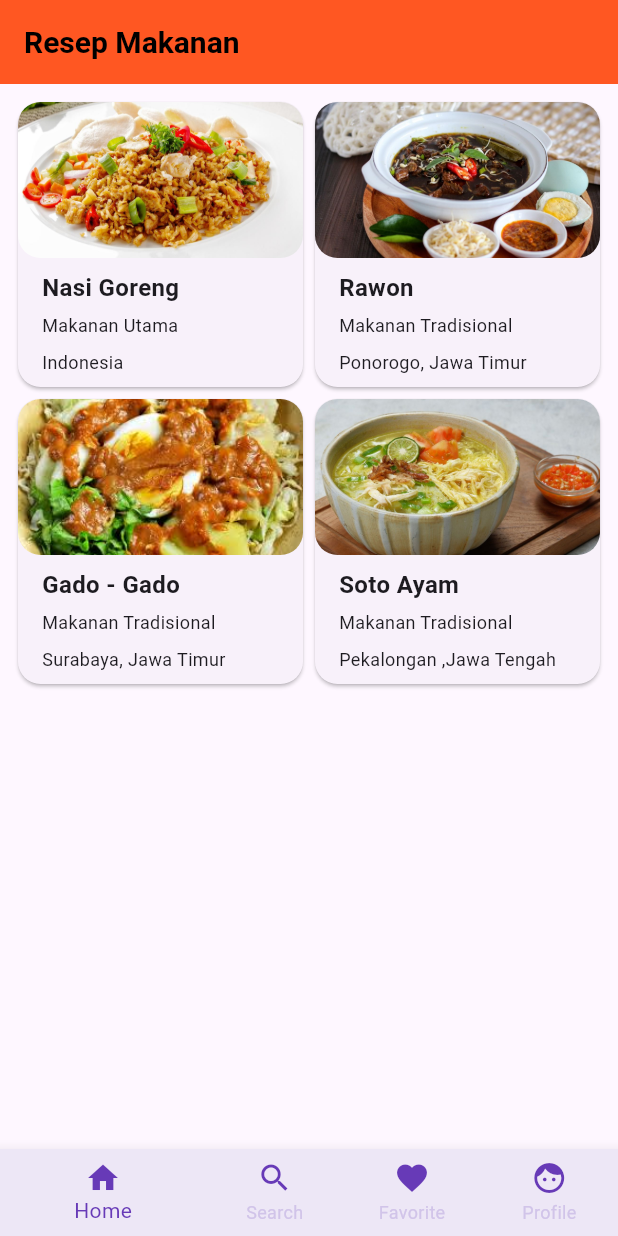
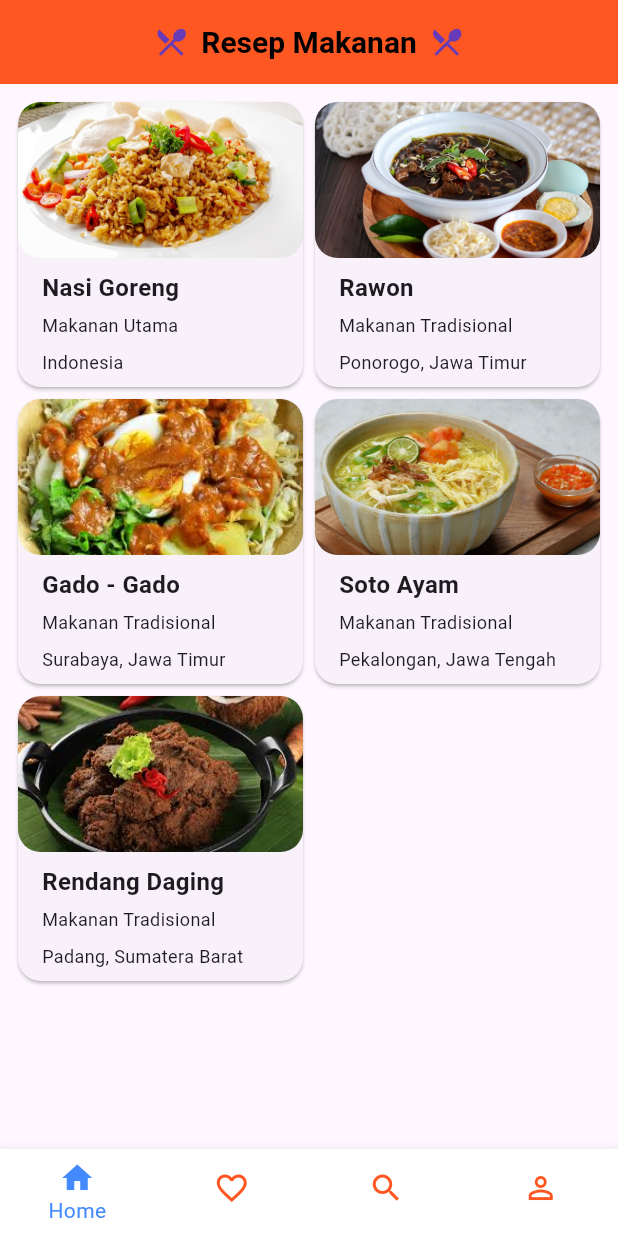
Before and after one commit to mangjaki/resep_makanan_k6, a Flutter app: the screen it shows after launch, on a phone screen of 412 x 824 dp. Run offline on Flutter 3.47's test engine with Material 3 defaults, Android fonts, the phone set to English and light mode, and no system bars.

Commit message:
update main, home screen dan data
menambahkan makanan dan setting sedikit pada main dan home screen

```diff
--- a/resep_makanan/lib/data/makanan_data.dart
+++ b/resep_makanan/lib/data/makanan_data.dart
@@ -39,10 +39,10 @@ var makananList = [
           '10. Aduk-aduk hingga rata lalu angkat',
       imageAsset: 'images/nasigoreng.jpg',
       imageUrls: [
-        'https://cdn.rri.co.id/berita/Cirebon/o/1719201132146-ILUSTRASI_NASGOR/8w83zosucbx67ts.jpeg',
-        'https://i.ytimg.com/vi/HWYhoO8PCNQ/maxresdefault.jpg',
-        'https://cdn.idntimes.com/content-images/community/2022/07/fromandroid-4752b11d5e98386e9242ce8e2798dcd3_600x400.jpg',
-        'https://cdn.idntimes.com/content-images/community/2019/06/43913432-181263936115512-8488123280550676639-n-411471de1339ff50ac65be456ec74d37.jpg',
+        'https://asset.kompas.com/crops/U6YxhTLF-vrjgM8PN3RYTHlIxfM=/84x60:882x592/1200x800/data/photo/2021/11/17/61949959e07d3.jpg',
+        'https://www.masakapahariini.com/wp-content/uploads/2021/07/Nasi-Goreng-Spesial-Ayam-Kecombrang.jpg',
+        'https://manualdecocina.com/wp-content/uploads/2024/04/Nasi-Goreng-receta.jpg',
+        'https://dcostseafood.id/wp-content/uploads/2022/04/Nasi-Goreng-spesial.jpg',
       ],
     isFavorite: false,
   ),
@@ -80,10 +80,10 @@ var makananList = [
           '4. Tambahkan air asam jawa, garam, gula, dan kaldu sapi. Koreksi rasa. Masak sampai daging empuk dan rasa sudah pas. Angkat dan sajikan bersama bahan pelengkap',
       imageAsset: 'images/rawon.jpg',
       imageUrls: [
-        'https://cdn.idntimes.com/content-images/community/2022/05/fromandroid-9e9e92b57ee8fce6444c5c6e0af25e19.jpg',
-        'https://cdn.idntimes.com/content-images/community/2022/05/fromandroid-ae279a0d80b93b094e720d18409da05a_600x400.jpg',
-        'https://assets-a1.kompasiana.com/items/album/2021/06/28/rawon-kompascom-60d9194b06310e417843cb92.jpg',
-        'https://doyanayam.com/wp-content/uploads/2024/01/Screenshot_4.png',
+        'https://asset.kompas.com/crops/RAkLCVPTiwC_qhG4W4wb1dN-uX4=/0x12:983x667/1200x800/data/photo/2023/11/17/6556dc6484a92.jpg',
+        'https://lingkar.news/wp-content/uploads/2023/03/Ini-Dia-Bumbu-Rawon-Istimewa-Makanan-Tradisonal-Yang-Digemari-Turis.jpg',
+        'https://static.promediateknologi.id/crop/183x78:1207x718/750x500/webp/photo/p1/828/2024/06/20/Screen-Shot-2024-06-20-at-144237-3895537447.png',
+        'https://indonesiakaya.com/wp-content/uploads/2023/04/ra_Artboard_16.jpg',
       ],
     isFavorite: false,
   ),
@@ -92,7 +92,8 @@ var makananList = [
       asal: 'Surabaya, Jawa Timur',
       kategori: 'Makanan Tradisional',
       deskripsi: 'GADO-GADO adalah makanan tradisional asli Indonesia, dalam bahasa sunda disebut lotek. Makanan ini sendiri mirip seperti salad karena berisi beraneka sayur-sayuran rebus. Perbedaannya dengan salad adalah pada makanan ini kombinasi sayuran dan bahan-bahan rebusan lainnya disajikan dengan disiram saus kacang.',
-      bahan: 'Bahan-Bahan :'
+      bahan:
+      'Bahan-Bahan :'
           '1. 1 siung bawang putih'
           '2. 3 siung bawang merah'
           '3. 125 gr kacang tanah'
@@ -112,30 +113,101 @@ var makananList = [
           '5. Penyajian: Ambil piring, tata rapi semua bahan gado-gado. Siram dengan saus kacang dan taburi dengan bawang goreng dan beri kerupuk secukupnya.',
       imageAsset: 'images/gadogado.jpg',
       imageUrls: [
-        'https://www.masakapahariini.com/wp-content/uploads/2019/01/gado-gado-MAHI.jpg',
+        'https://asset.kompas.com/crops/YE6uk7pefV-z1Npv781Lj6HbETU=/0x0:1000x667/1200x800/data/photo/2023/07/26/64c082fa9b582.jpeg',
         'https://asset.kompas.com/crops/buZORZBtCi6wAXgjlnJODvahpLk=/0x0:1000x667/1200x800/data/photo/2022/05/14/627f4186cff14.jpg',
-        'https://asset-a.grid.id/crop/0x0:0x0/x/photo/2019/08/29/1093597743.jpg',
+        'https://lingkar.news/wp-content/uploads/2023/04/Resep-Gado-Gado-Betawi-Hidangan-Buka-Puasa-Bergizi-dan-Nikmat.jpg',
         'https://static.wixstatic.com/media/ecef2e_79c86cb5d5ac444b8a6761e1fc245646~mv2.jpg/v1/fill/w_568,h_378,al_c,q_80,usm_0.66_1.00_0.01,enc_auto/ecef2e_79c86cb5d5ac444b8a6761e1fc245646~mv2.jpg',
       ],
     isFavorite: false,
   ),
   Makanan(
       nama: 'Soto Ayam',
-      asal: 'Pekalongan ,Jawa Tengah',
+      asal: 'Pekalongan, Jawa Tengah',
       kategori: 'Makanan Tradisional',
       deskripsi: 'Soto merupakan salah satu jenis makanan khas Indonesia yang sangat populer di kalangan masyarakat. Makanan ini terkenal dengan kuahnya yang kaya rempah dan bumbu, serta daging yang lembut dan gurih.',
       bahan:
-      'Bahan-Bahan :',
+      'Bahan-Bahan :'
+          '1. 500 gram ayam'
+          '2. 250 gram ceker'
+          '3. 3 lembar daun salam'
+          '4. 3 lembar daun jeruk'
+          '5. 2 batang serai (geprek)'
+          '6. 1 buah tomat (potong sedang)'
+          '7. 2 ons daun bawang + seledri (potong 1/2 cm)'
+          '8. 6 cm lengkuas (geprek)'
+          '9. 2 liter air'
+          '10. 5 sdm minyak (untuk menumis bumbu)'
+          '11. secukupnya Garam'
+          '12. secukupnya Gula'
+          '13. secukupnya Penyedap rasa'
+          'Bumbu Halus :'
+          '1. 6 siung bawang merah'
+          '2. 4 siung bawang putih'
+          '3. 4 buah kemiri'
+          '4. 1/4 sdt merica bubuk'
+          '5. 5 cm kunyit'
+          '6. 4 cm jahe',
       cara:
-      'Cara Membuat :',
+      'Cara Membuat :'
+          '1. Rebus 1 liter air masukkan ayam dan ceker kurang lebih 10mnt, sisihkan air nya untuk kuah soto'
+          '2. Haluskan bumbu tambahkan serai geprek daun jeruk dan lengkuas geprek'
+          '3. Panaskan minyak, tumis bumbu sampai harum, matikan api'
+          '4. Iris2 tomat dan juga daun bawang sledri sisihkan'
+          '5. Siapkan panci, panaskan 1 liter air dan tambahkan air rebusan ayam tadi masukkan ceker, tuang bumbu yang sudah di tumis ke dalam panci, tambahkan daun salam, gula, garam dan penyedap rasa, tunggu hingga mendidih, masukkan daun bawang dan tomat, koreksi rasa, setelah pas, matikan api, beri bawang goreng'
+          '6. Masukkan ayam yang di rebus tadi ke dalam air garam, goreng sampai kecoklatan, suwir(iris2), siapkan taoge jeruk nipis bawang goreng (bawang gorengnya g keliatan masih di toples) sambal kecapnya jangan lupa dan juga krupuk udang, racik sendiri ya sotonya'
+          '7. Selamat memasak untuk keluarga tercinta',
       imageAsset: 'images/soto.jpg',
       imageUrls: [
         'https://asset.kompas.com/crops/aejVVPsdwoduxukD323R3zPqeQQ=/85x119:884x652/1200x800/data/photo/2023/09/01/64f19940639d3.jpg',
         'https://asset.kompas.com/crops/Bs4oWJdV_9BRvZn1lZQBRWwX5l0=/0x0:1000x667/1200x800/data/photo/2024/01/16/65a5db1f6671b.jpg',
         'https://asset.kompas.com/crops/yc5vBBn_kny5uxIg5QNuj7Qzx6c=/0x0:1000x667/1200x800/data/photo/2024/03/21/65fbab7732136.jpeg',
-        'https://asset-2.tstatic.net/medan/foto/bank/images/resep-soto-ayam-lamongan-dan-cara-membuatnya.jpg',
+        'https://asset.kompas.com/crops/9TkjfcRInG7sZYsqzyKU8qLlKVU=/0x1:1000x668/1200x800/data/photo/2021/09/26/614fd4f197446.jpeg',
       ],
     isFavorite: false,
   ),
-
+  Makanan(
+      nama: 'Rendang Daging',
+      asal: 'Padang, Sumatera Barat',
+      kategori: 'Makanan Tradisional',
+      deskripsi: 'Rendang adalah makanan tradisional khas Indonesia, khususnya berasal dari Minangkabau, Sumatra Barat. Rendang dikenal sebagai masakan berbahan dasar daging sapi yang dimasak dengan santan kelapa dan campuran berbagai rempah-rempah',
+      bahan:
+      'Bahan-Bahan :'
+          '1.1 kg daging sapi'
+          '2. 800 ml santan kental'
+          '3. 1 lembar daun kunyit'
+          '4. 3 lembar daun salam'
+          '5. 4 lembar daun jeruk'
+          '6. 2 batang sereh, geprek'
+          '7. 200 ml air'
+          'Bumbu :'
+          '1. 30 buah cabe rawit'
+          '2. 20 buah cabe merah keriting'
+          '3. 8 butir bawang merah'
+          '4. 3 siung bawang putih'
+          '5. 1 ruas kunyit'
+          '6. 7 buah cengkeh'
+          '7. 1 sdt jinten'
+          '8. 5 buah kapulaga'
+          '9. 1 ruas kayu manis'
+          '10. 3 butir bunga lawang'
+          '11. 2 sdm bumbu pemasak kambing'
+          '12. Secukupnyaa Bumbu kelapa sangrai',
+      cara:
+      'Cara Membuat :'
+          '1. Blender bumbu'
+          '2. Tumis hingga wangi bumbu dan bumbu rempah lainnya'
+          '3. Tambahkan bumbu pemasak aduk rata'
+          '4. Tambahkan daging, aduk rata. Setelah berubah warna tambahkan santan. Masaka sambil diaduk-aduk'
+          '5. Tambahkan bumbu kelapa sangrai yang sdh disangrai sampai coklat dan berminyak'
+          '6. Tambahkan garam, gula jawa, aduk rata. Masak terus hingga santan berminyak daging empuk. Masak sambil sesekali diaduk. Hingga bumbu mengerinh dan berminyak butih waktu hingga 2 jam an dengan api kecil dan sesekali diaduk-aduk'
+          '7. Selamat Mencoba :)',
+      imageAsset: 'images/rendang.jpg',
+      imageUrls: [
+        'https://asset.kompas.com/crops/QsUYn6p5xK4DsivCrxa0_TXdjuk=/10x36:890x623/1200x800/data/photo/2023/03/25/641e5ef63dea4.jpg',
+        'https://asset.kompas.com/crops/dE1roQdWJGPUYoY-2V4AzhPoDcc=/0x3:977x654/1200x800/data/photo/2020/06/30/5efaf91e0ec2c.jpg',
+        'https://static.promediateknologi.id/crop/0x0:0x0/750x500/webp/photo/p1/1067/2024/06/15/IMG_20240615_085656-3392577461.jpg',
+        'https://img-global.cpcdn.com/recipes/4d39fe268fbe3293/680x482cq70/daging-rendang-foto-resep-utama.jpg',
+      ],
+    isFavorite: false,
+  ),
 ];
--- a/resep_makanan/lib/main.dart
+++ b/resep_makanan/lib/main.dart
@@ -69,27 +69,34 @@ class _MainScreenState extends State<MainScreen> {
               _currentIndex = index;
             });
           },
+          type: BottomNavigationBarType.fixed,
+          backgroundColor: Colors.white,
+          selectedItemColor: Colors.blueAccent,
+          unselectedItemColor: Colors.grey,
+          showSelectedLabels: true,
+          showUnselectedLabels: false,
           items: const [
             BottomNavigationBarItem(
-              icon: Icon(Icons.home, color: Colors.deepPurple,),
+              icon: Icon(Icons.home_outlined, color: Colors.deepOrange),
+              activeIcon: Icon(Icons.home),
               label: 'Home',
             ),
             BottomNavigationBarItem(
-              icon: Icon(Icons.search, color: Colors.deepPurple,),
+              icon: Icon(Icons.favorite_outline, color: Colors.deepOrange),
+              activeIcon: Icon(Icons.favorite),
+              label: 'Favorite',
+            ),
+            BottomNavigationBarItem(
+              icon: Icon(Icons.search_outlined, color: Colors.deepOrange),
+              activeIcon: Icon(Icons.search),
               label: 'Search',
             ),
             BottomNavigationBarItem(
-              icon: Icon(Icons.favorite, color: Colors.deepPurple,),
-              label: 'Favorite',
+              icon: Icon(Icons.person_outline, color: Colors.deepOrange),
+              activeIcon: Icon(Icons.person),
+              label: 'Profile',
             ),
-            BottomNavigationBarItem(
-              icon: Icon(Icons.face, color: Colors.deepPurple,),
-              label: 'Profile',
-            )
           ],
-          selectedItemColor: Colors.deepPurple,
-          unselectedItemColor: Colors.deepPurple[100],
-          showUnselectedLabels: true,
         ),
       ),
     );
--- a/resep_makanan/lib/screens/home_screen.dart
+++ b/resep_makanan/lib/screens/home_screen.dart
@@ -15,14 +15,24 @@ class _HomeScreenState extends State<HomeScreen> {
   Widget build(BuildContext context) {
     return Scaffold(
       appBar: AppBar(
-        title: const Text('Resep Makanan'),
+        title: const Row(
+          mainAxisSize: MainAxisSize.min, // Menghindari mengambil ruang penuh
+          children: [
+            Icon(Icons.restaurant_menu, size: 24), // Ikon makanan
+            SizedBox(width: 8), // Jarak antara ikon dan teks
+            Text('Resep Makanan'),
+            SizedBox(width: 8),
+            Icon(Icons.restaurant_menu, size: 24),
+          ],
+        ),
         backgroundColor: Colors.deepOrange,
+        centerTitle: true, // Judul di tengah
       ),
       body: GridView.builder(
         gridDelegate: const SliverGridDelegateWithFixedCrossAxisCount(
             crossAxisCount: 2
         ),
-        padding: EdgeInsets.all(8),
+        padding: const EdgeInsets.all(8),
         itemCount: makananList.length,
         itemBuilder: (_,index){
           Makanan makanan = makananList[index];
```
Also changed, not shown: resep_makanan/images/rendang.jpg (added).
